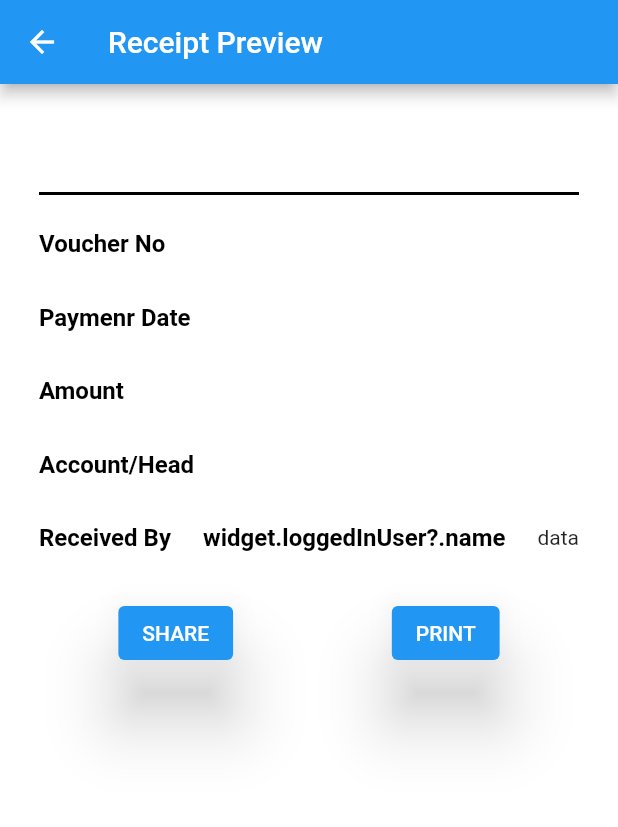
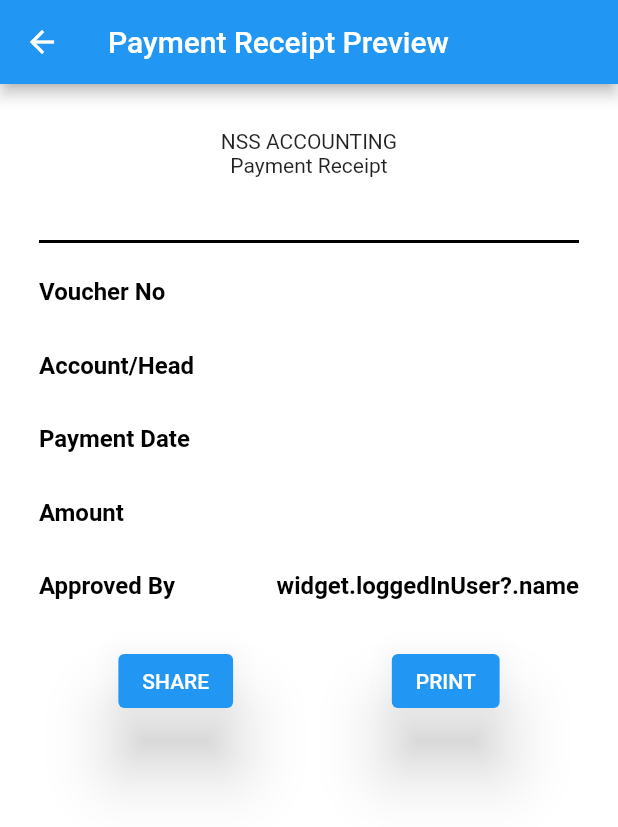
Before and after one commit to tnsmobilesolutions/nssaccounting, a Flutter app: the PaymentVoucherReceipt screen opened directly, on a phone screen of 412 x 824 dp. Shown: the top 827 px of the screen. Run offline on Flutter 3.47's test engine with Material 2 defaults, Android fonts, the phone set to English and light mode, and no system bars; our stand-ins replace cloud_firestore, firebase_auth, firebase_core, flutter_login, material_floating_search_bar; accounts and stored records are empty.

Commit message:
payment preview

```diff
--- a/lib/model/payment.dart
+++ b/lib/model/payment.dart
@@ -1,8 +1,10 @@
 import 'dart:convert';
+
+import 'package:cloud_firestore/cloud_firestore.dart';
 
 class PaymentDatas {
   final String? voucherNo;
-  final String? paymentDate;
+  final DateTime? paymentDate;
   final String? accountHead;
   final String? partyName;
   final String? amount;
@@ -41,7 +43,7 @@ class PaymentDatas {
   }) {
     return PaymentDatas(
       voucherNo: voucherNo ?? this.voucherNo,
-      paymentDate: paymentDate ?? this.paymentDate,
+      // paymentDate: paymentDate ?? this.paymentDate,
       accountHead: accountHead ?? this.accountHead,
       partyName: partyName ?? this.partyName,
       amount: amount ?? this.amount,
@@ -71,9 +73,12 @@ class PaymentDatas {
   }
 
   factory PaymentDatas.fromMap(Map<String, dynamic> map) {
+    Timestamp timeStamp = map['receiptDate'];
+    final paymentDate =
+        DateTime.fromMillisecondsSinceEpoch(timeStamp.seconds * 1000);
     return PaymentDatas(
       voucherNo: map['voucherNo'] != null ? map['voucherNo'] : null,
-      paymentDate: map['paymentDate'] != null ? map['paymentDate'] : null,
+      paymentDate: paymentDate,
       accountHead: map['accountHead'] != null ? map['accountHead'] : null,
       partyName: map['partyName'] != null ? map['partyName'] : null,
       amount: map['amount'] != null ? map['amount'] : null,
--- a/lib/payment_voucher_receipt/payment_oucher_receipt.dart
+++ b/lib/payment_voucher_receipt/payment_oucher_receipt.dart
@@ -1,21 +1,39 @@
 import 'package:flutter/material.dart';
+import 'package:intl/intl.dart';
 import 'package:nssaccounting/model/payment.dart';
+import 'package:nssaccounting/model/user.dart';
 
 class PaymentVoucherReceipt extends StatefulWidget {
-  PaymentVoucherReceipt({Key? key, this.Payment}) : super(key: key);
+  PaymentVoucherReceipt({
+    Key? key,
+    this.Payment,
+  }) : super(key: key);
 
   final PaymentDatas? Payment;
+  // final AppUser loggedInUser;
 
   @override
   State<PaymentVoucherReceipt> createState() => _PaymentVoucherReceiptState();
 }
 
 class _PaymentVoucherReceiptState extends State<PaymentVoucherReceipt> {
+  final DateFormat formatter = DateFormat('dd/MM/yyyy');
+  String? paymentDate;
+
+  @override
+  void initState() {
+    if (widget.Payment?.paymentDate != null) {
+      final paymDt = widget.Payment?.paymentDate;
+      paymentDate = formatter.format(paymDt!);
+    }
+    super.initState();
+  }
+
   @override
   Widget build(BuildContext context) {
     return Scaffold(
         appBar: AppBar(
-          title: Text('Receipt Preview '),
+          title: Text('Payment Receipt Preview '),
         ),
         body: SingleChildScrollView(
           child: Padding(
@@ -23,6 +41,8 @@ class _PaymentVoucherReceiptState extends State<PaymentVoucherReceipt> {
             child: Column(
               crossAxisAlignment: CrossAxisAlignment.start,
               children: [
+                Center(child: Text("NSS ACCOUNTING")),
+                Center(child: Text("Payment Receipt")),
                 Center(
                   child: Text(
                     widget.Payment?.voucherNo ?? '',
@@ -32,29 +52,12 @@ class _PaymentVoucherReceiptState extends State<PaymentVoucherReceipt> {
                 SizedBox(height: 16),
                 Divider(color: Colors.black, thickness: 2.0),
                 SizedBox(height: 16),
+
                 Row(
                   mainAxisAlignment: MainAxisAlignment.spaceBetween,
                   children: [
                     Text('Voucher No', style: commonTextStyle()),
                     Text(widget.Payment?.voucherNo ?? '',
-                        style: commonTextStyle()),
-                  ],
-                ),
-                SizedBox(height: 30),
-                Row(
-                  mainAxisAlignment: MainAxisAlignment.spaceBetween,
-                  children: [
-                    Text('Paymenr Date', style: commonTextStyle()),
-                    Text(widget.Payment?.paymentDate ?? '',
-                        style: commonTextStyle()),
-                  ],
-                ),
-                SizedBox(height: 30),
-                Row(
-                  mainAxisAlignment: MainAxisAlignment.spaceBetween,
-                  children: [
-                    Text('Amount', style: commonTextStyle()),
-                    Text(widget.Payment?.amount ?? "",
                         style: commonTextStyle()),
                   ],
                 ),
@@ -68,6 +71,24 @@ class _PaymentVoucherReceiptState extends State<PaymentVoucherReceipt> {
                   ],
                 ),
                 SizedBox(height: 30),
+                Row(
+                  mainAxisAlignment: MainAxisAlignment.spaceBetween,
+                  children: [
+                    Text('Payment Date', style: commonTextStyle()),
+                    Text(paymentDate ?? '', style: commonTextStyle()),
+                  ],
+                ),
+                SizedBox(height: 30),
+                Row(
+                  mainAxisAlignment: MainAxisAlignment.spaceBetween,
+                  children: [
+                    Text('Amount', style: commonTextStyle()),
+                    Text(widget.Payment?.amount ?? "",
+                        style: commonTextStyle()),
+                  ],
+                ),
+                SizedBox(height: 30),
+
                 // Row(
                 //   mainAxisAlignment: MainAxisAlignment.spaceBetween,
                 //   children: [
@@ -89,9 +110,8 @@ class _PaymentVoucherReceiptState extends State<PaymentVoucherReceipt> {
                 Row(
                   mainAxisAlignment: MainAxisAlignment.spaceBetween,
                   children: [
-                    Text('Received By', style: commonTextStyle()),
+                    Text('Approved By', style: commonTextStyle()),
                     Text('widget.loggedInUser?.name', style: commonTextStyle()),
-                    Text('data')
                   ],
                 ),
                 SizedBox(height: 30),
--- a/lib/search/receipt_preview.dart
+++ b/lib/search/receipt_preview.dart
@@ -107,7 +107,6 @@ class _ReceiptPreviewState extends State<ReceiptPreview> {
                   children: [
                     Text('Received By', style: commonTextStyle()),
                     Text('widget.loggedInUser?.name', style: commonTextStyle()),
-                    Text('data')
                   ],
                 ),
                 SizedBox(height: 30),
```
Also changed, not shown: lib/dashboard_pages/payment_voucher.dart (+14 -3 lines).
